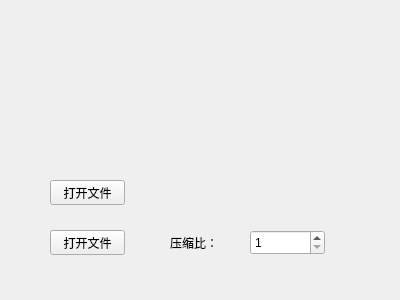
The window that jpeg-encoder/jpeg-encoder/widget.ui (DDDDDemon/JPEG2000) describes before a commit, drawn with Qt 5.
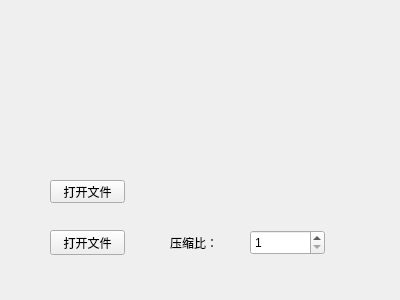
The same window after the commit.

```diff
--- a/jpeg-encoder/jpeg-encoder/widget.ui
+++ b/jpeg-encoder/jpeg-encoder/widget.ui
@@ -58,7 +58,7 @@
      <x>50</x>
      <y>180</y>
      <width>75</width>
-     <height>25</height>
+     <height>23</height>
     </rect>
    </property>
    <property name="text">
```
Left out of the diff: 2 changed lines with no effect on the pictures.
